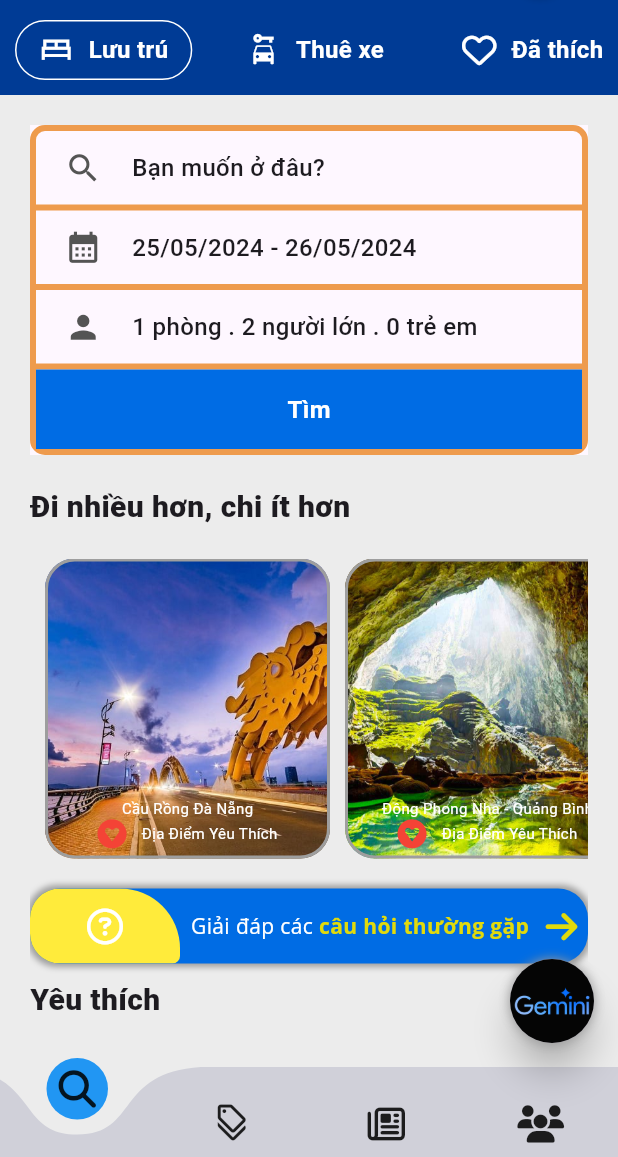
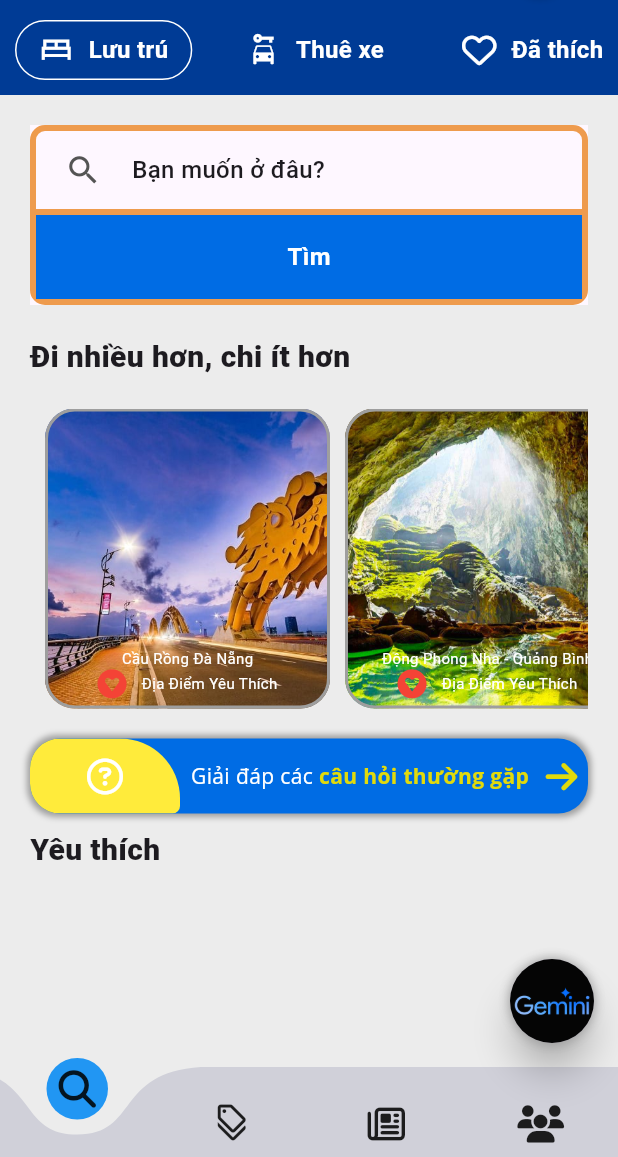
Before and after one commit to Vuonggba1403/BookingTourApp_Flutter, a Flutter app: the screen it shows after launch, on a phone screen of 412 x 824 dp, the part 79-1236 px from its top. Run offline on Flutter 3.47's test engine with Material 3 defaults, Android fonts, the phone set to English and light mode, and no system bars; drawn by our look-alikes of animated_text_kit, badges, curved_navigation_bar; our stand-ins replace cloud_firestore, dash_chat_2, delightful_toast, dropdown_button2, firebase_auth, firebase_core and 8 more; missing offline and left inert: comment_box; accounts and stored records are empty.

Commit message:
update complete

```diff
--- a/lib/Screens/PagescreenHome/search_page.dart
+++ b/lib/Screens/PagescreenHome/search_page.dart
@@ -142,7 +142,7 @@ class _HomePageState extends State<SearchPage> {
               children: [
                 // search bar
                 SizedBox(
-                  height: showSearchStaysBar ? 220 : 158,
+                  height: showSearchStaysBar ? 120 : 140,
                   child: showSearchStaysBar
                       ? const SearchBarStays()
                       : const SearchBarAttractions(),
--- a/lib/components/stays/search_bar_stays.dart
+++ b/lib/components/stays/search_bar_stays.dart
@@ -12,26 +12,10 @@ class SearchBarStays extends StatefulWidget {
 }
 
 class _SearchBarStaysState extends State<SearchBarStays> {
-  @override
-  void initState() {
-    super.initState();
-    getCurrenDate();
-  }
-
   String input = '';
   String selectedDate = '';
-  List typeOfRooms = [1,2,0];
+  List typeOfRooms = [1, 2, 0];
   bool showPickerDate = false;
-
-  void getCurrenDate() {
-    DateTime now = DateTime.now();
-    DateTime currentDate = DateTime(now.year, now.month, now.day);
-    DateTime nextDate = DateTime(now.year, now.month, now.day + 1);
-
-    setState(() {
-      selectedDate = '${formatDate(currentDate)} - ${formatDate(nextDate)}';
-    });
-  }
 
   Future<void> _navigateToSearchAttractions(BuildContext context) async {
     final result = await Navigator.push(
@@ -46,32 +30,6 @@ class _SearchBarStaysState extends State<SearchBarStays> {
         input = result;
       });
     }
-  }
-
-  Future<void> _selectDate(BuildContext context) async {
-    DateTime currentDate = DateTime.now();
-    DateTimeRange? userSelectedDate = await showDateRangePicker(
-      context: context,
-      firstDate: DateTime(currentDate.year, currentDate.month),
-      currentDate: DateTime.now(),
-      lastDate: DateTime(currentDate.year + 1, 12),
-    );
-
-    if (userSelectedDate != null) {
-      // format for selected date
-      var startDate = formatDate(userSelectedDate.start);
-      var endDate = formatDate(userSelectedDate.end);
-
-      // show selected date in search bar
-      setState(() {
-        selectedDate = '$startDate - $endDate';
-      });
-    }
-  }
-
-  String formatDate(DateTime date) {
-    String formatedDate = DateFormat('dd/MM/yyyy').format(date);
-    return formatedDate.toString();
   }
 
   @override
@@ -111,11 +69,15 @@ class _SearchBarStaysState extends State<SearchBarStays> {
                         color: Color.fromARGB(255, 84, 84, 84),
                       ),
                       const SizedBox(width: 20),
-                      Text(
-                        input != '' ? input : "Bạn muốn ở đâu?",
-                        style: const TextStyle(
-                            fontSize: 16, fontWeight: FontWeight.w500),
-                        overflow: TextOverflow.ellipsis,
+                      Expanded(
+                        child: Text(
+                          maxLines: 1,
+                          softWrap: true,
+                          input != '' ? input : "Bạn muốn ở đâu?",
+                          style: const TextStyle(
+                              fontSize: 16, fontWeight: FontWeight.w500),
+                          overflow: TextOverflow.ellipsis,
+                        ),
                       )
                     ],
                   ),
@@ -124,84 +86,84 @@ class _SearchBarStaysState extends State<SearchBarStays> {
             ),
 
             // select date
-            Expanded(
-              flex: 1,
-              child: GestureDetector(
-                onTap: () {
-                  _selectDate(context);
-                },
-                child: Container(
-                  padding: const EdgeInsets.symmetric(
-                      horizontal: 19.0, vertical: 11.0),
-                  decoration: const BoxDecoration(
-                      border: Border(
-                          bottom: BorderSide(
-                    width: 4,
-                    color: Color.fromARGB(255, 238, 155, 77),
-                  ))),
-                  child: Row(
-                    children: [
-                      const Icon(
-                        Icons.calendar_month,
-                        size: 25,
-                        color: Color.fromARGB(255, 84, 84, 84),
-                      ),
-                      const SizedBox(width: 20),
-                      Text(
-                        selectedDate,
-                        style: const TextStyle(
-                            fontSize: 16, fontWeight: FontWeight.w500),
-                      )
-                    ],
-                  ),
-                ),
-              ),
-            ),
+            // Expanded(
+            //   flex: 1,
+            //   child: GestureDetector(
+            //     onTap: () {
+            //       _selectDate(context);
+            //     },
+            //     child: Container(
+            //       padding: const EdgeInsets.symmetric(
+            //           horizontal: 19.0, vertical: 11.0),
+            //       decoration: const BoxDecoration(
+            //           border: Border(
+            //               bottom: BorderSide(
+            //         width: 4,
+            //         color: Color.fromARGB(255, 238, 155, 77),
+            //       ))),
+            //       child: Row(
+            //         children: [
+            //           const Icon(
+            //             Icons.calendar_month,
+            //             size: 25,
+            //             color: Color.fromARGB(255, 84, 84, 84),
+            //           ),
+            //           const SizedBox(width: 20),
+            //           Text(
+            //             selectedDate,
+            //             style: const TextStyle(
+            //                 fontSize: 16, fontWeight: FontWeight.w500),
+            //           )
+            //         ],
+            //       ),
+            //     ),
+            //   ),
+            // ),
 
-            // select the type of room
-            Expanded(
-              flex: 1,
-              child: GestureDetector(
-                onTap: () {
-                  showModalBottomSheet(
-                      context: context,
-                      builder: (ctx) => SelectTypeOfRooms(
-                            previousOptions: typeOfRooms,
-                          )).then((value) {
-                    if (value != null) {
-                      setState(() {
-                        typeOfRooms = value;
-                      });
-                    }
-                  });
-                },
-                child: Container(
-                  padding: const EdgeInsets.symmetric(
-                      horizontal: 19.0, vertical: 11.0),
-                  decoration: const BoxDecoration(
-                      border: Border(
-                          bottom: BorderSide(
-                    width: 4,
-                    color: Color.fromARGB(255, 238, 155, 77),
-                  ))),
-                  child: Row(
-                    children: [
-                      const Icon(
-                        Icons.person,
-                        size: 25,
-                        color: Color.fromARGB(255, 84, 84, 84),
-                      ),
-                      const SizedBox(width: 20),
-                      Text(
-                        '${typeOfRooms[0]} phòng . ${typeOfRooms[1]} người lớn . ${typeOfRooms[2]} trẻ em',
-                        style: const TextStyle(
-                            fontSize: 16, fontWeight: FontWeight.w500),
-                      )
-                    ],
-                  ),
-                ),
-              ),
-            ),
+            // // select the type of room
+            // Expanded(
+            //   flex: 1,
+            //   child: GestureDetector(
+            //     onTap: () {
+            //       showModalBottomSheet(
+            //           context: context,
+            //           builder: (ctx) => SelectTypeOfRooms(
+            //                 previousOptions: typeOfRooms,
+            //               )).then((value) {
+            //         if (value != null) {
+            //           setState(() {
+            //             typeOfRooms = value;
+            //           });
+            //         }
+            //       });
+            //     },
+            //     child: Container(
+            //       padding: const EdgeInsets.symmetric(
+            //           horizontal: 19.0, vertical: 11.0),
+            //       decoration: const BoxDecoration(
+            //           border: Border(
+            //               bottom: BorderSide(
+            //         width: 4,
+            //         color: Color.fromARGB(255, 238, 155, 77),
+            //       ))),
+            //       child: Row(
+            //         children: [
+            //           const Icon(
+            //             Icons.person,
+            //             size: 25,
+            //             color: Color.fromARGB(255, 84, 84, 84),
+            //           ),
+            //           const SizedBox(width: 20),
+            //           Text(
+            //             '${typeOfRooms[0]} phòng . ${typeOfRooms[1]} người lớn . ${typeOfRooms[2]} trẻ em',
+            //             style: const TextStyle(
+            //                 fontSize: 16, fontWeight: FontWeight.w500),
+            //           )
+            //         ],
+            //       ),
+            //     ),
+            //   ),
+            // ),
 
             Expanded(
                 flex: 1,
```
